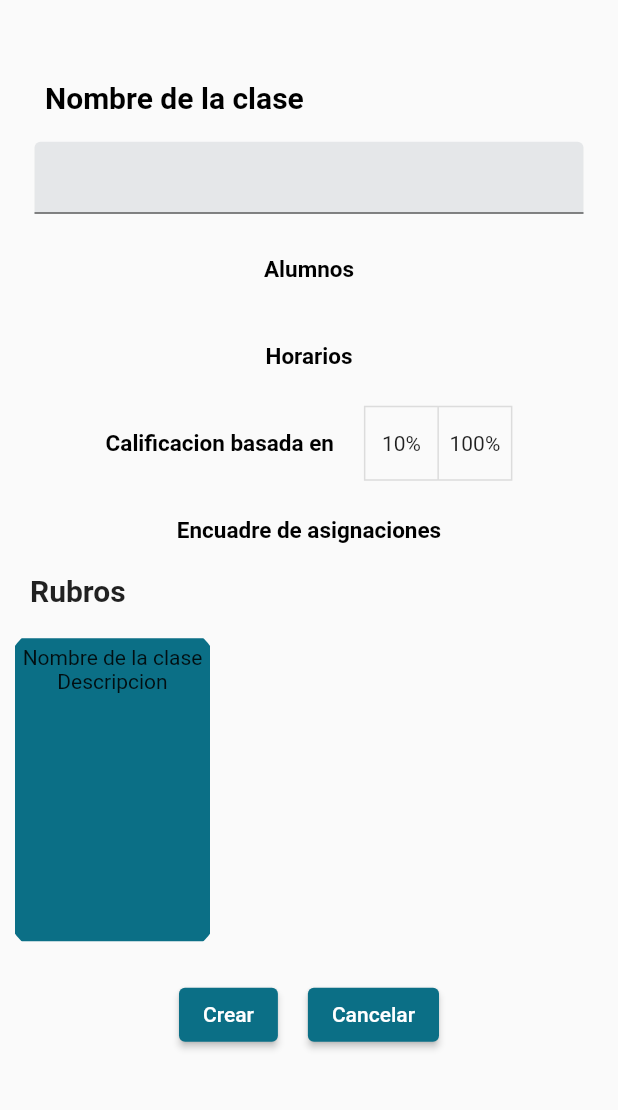
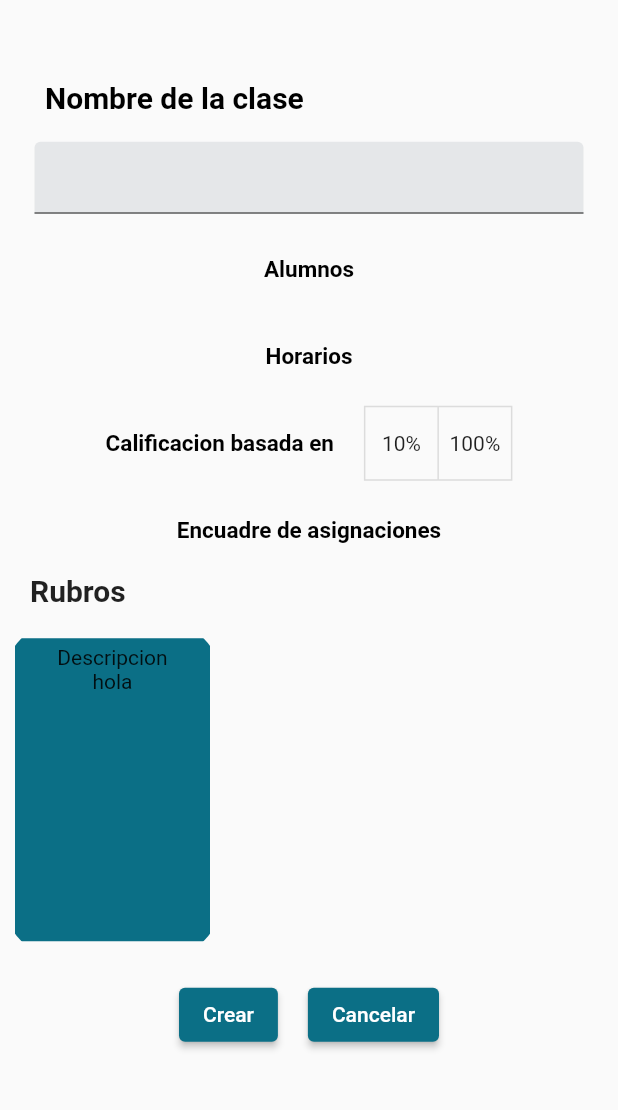
Before and after one commit to yisus44/easy-register, a Flutter app: the screen it shows after launch, on a phone screen of 412 x 824 dp, the part 90-1200 px from its top. Run offline on Flutter 3.47's test engine with Material 2 defaults, Android fonts, the light colour scheme and no system bars; our stand-ins replace dio.

Commit message:
updated card slider

```diff
--- a/lib/screens/create_class_screen.dart
+++ b/lib/screens/create_class_screen.dart
@@ -12,7 +12,7 @@ class CreateClassScreen extends StatefulWidget {
 
 class _CreateClassScreenState extends State<CreateClassScreen> {
   List<bool> _selections = List.generate(2, (_) => false);
-
+  final List<CardPayload> cards = [CardPayload("Descripcion", "hola")];
   void selectStudents() {}
 
   void selectHours() {}
@@ -58,7 +58,11 @@ class _CreateClassScreenState extends State<CreateClassScreen> {
           ],
         ),
         const GenericLabel("Encuadre de asignaciones", 15),
-        const CardSlider(carouselName: "Rubros", cardsCount: 1),
+        CardSlider(
+          carouselName: "Rubros",
+          cardsCount: 1,
+          cardPayload: cards,
+        ),
         Row(
           mainAxisAlignment: MainAxisAlignment.center,
           children: const [
@@ -111,7 +115,11 @@ class _CreateClassScreenState extends State<CreateClassScreen> {
           ],
         ),
         const AuthenticationLabel("Encuadre de asignaciones"),
-        const CardSlider(carouselName: "Rubros", cardsCount: 2),
+        CardSlider(
+          carouselName: "Rubros",
+          cardsCount: 2,
+          cardPayload: cards,
+        ),
         Row(
           mainAxisAlignment: MainAxisAlignment.center,
           children: const [
--- a/lib/widgets/card_slider.dart
+++ b/lib/widgets/card_slider.dart
@@ -1,43 +1,46 @@
 import 'package:flutter/material.dart';
 
+class CardPayload {
+  final String cardTitle;
+  final String cardDescription;
+  const CardPayload(this.cardTitle, this.cardDescription);
+}
+
 class CardSlider extends StatelessWidget {
-
   final String carouselName;
   final int cardsCount;
+  final List<CardPayload> cardPayload;
 
-
-  const CardSlider({
-    Key? key,
-    required this.carouselName,
-    required this.cardsCount
-    }) : super(key: key);
+  const CardSlider(
+      {Key? key,
+      required this.carouselName,
+      required this.cardsCount,
+      required this.cardPayload})
+      : super(key: key);
 
   @override
   Widget build(BuildContext context) {
     return Container(
       width: double.infinity,
       height: 260,
-
       child: Column(
         crossAxisAlignment: CrossAxisAlignment.start,
         children: [
-
           Padding(
-            padding: const EdgeInsets.symmetric( horizontal: 20),
-            child: Text('${carouselName}', style: const TextStyle( fontSize: 20, fontWeight: FontWeight.bold)
-            ),
+            padding: const EdgeInsets.symmetric(horizontal: 20),
+            child: Text('${carouselName}',
+                style:
+                    const TextStyle(fontSize: 20, fontWeight: FontWeight.bold)),
           ),
-
-          const SizedBox( height: 5 ),
-
+          const SizedBox(height: 5),
           Expanded(
             child: ListView.builder(
-              scrollDirection: Axis.horizontal,
-              itemCount: cardsCount,
-              itemBuilder: (_, int index)=> _CardPoster()
-            ),
+                scrollDirection: Axis.horizontal,
+                itemCount: cardsCount,
+                itemBuilder: (_, int index) => _CardPoster(
+                    cardPayload[index].cardTitle,
+                    cardPayload[index].cardDescription)),
           ),
-
         ],
       ),
     );
@@ -45,6 +48,10 @@ class CardSlider extends StatelessWidget {
 }
 
 class _CardPoster extends StatelessWidget {
+  final String cardTitle;
+  final String cardDescription;
+
+  const _CardPoster(this.cardTitle, this.cardDescription);
 
   @override
   Widget build(BuildContext context) {
@@ -55,15 +62,13 @@ class _CardPoster extends StatelessWidget {
         width: 130,
         height: 190,
         color: Color.fromARGB(255, 11, 111, 134),
-        margin: const EdgeInsets.symmetric(horizontal: 10, vertical: 15 ),
+        margin: const EdgeInsets.symmetric(horizontal: 10, vertical: 15),
         child: Column(
-          children: const [
-
-            SizedBox( height: 5 ),
-
-            Text('Nombre de la clase'),
+          children: [
+            const SizedBox(height: 5),
+            Text(cardTitle),
             Text(
-              'Descripcion',
+              cardDescription,
               overflow: TextOverflow.ellipsis,
               textAlign: TextAlign.center,
             )
```
Also changed, not shown: lib/screens/class_screen.dart (+10 -8 lines), lib/screens/home_screen.dart (+8 -3 lines), 2 other files.
